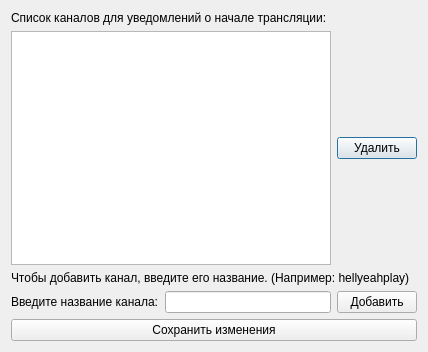
First picture: the form in dialogsettings.ui, repository yur000/StreamNotifier, before the edit.
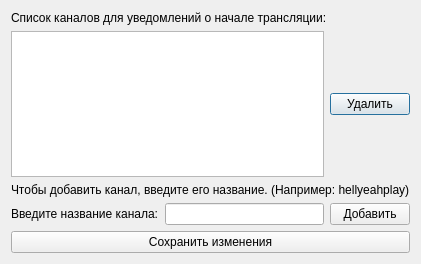
Second picture: the form after the edit.

```diff
--- a/dialogsettings.ui
+++ b/dialogsettings.ui
@@ -6,8 +6,8 @@
    <rect>
     <x>0</x>
     <y>0</y>
-    <width>428</width>
-    <height>352</height>
+    <width>414</width>
+    <height>264</height>
    </rect>
   </property>
   <property name="windowTitle">
```
